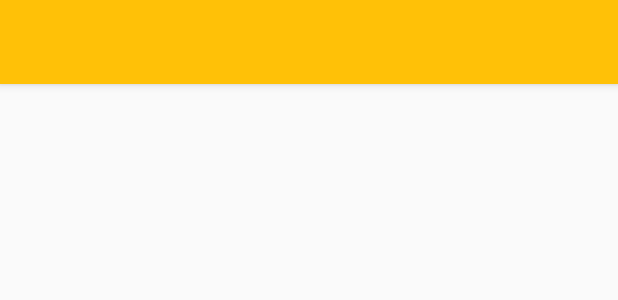
After one commit to dschlimovich/proyectofinal, an Android app: the layout content_mash_exp_history.xml on its own in the app's theme, with its tools: preview values and no code run, on a phone screen of 412 x 824 dp. The commit adds this screen. Shown: the top 300 px of the screen. Run offline under Robolectric (Android 15) with nearby library versions, the phone set to English and light mode, and no system bars.

Commit message:
Basic construction of the MashExperimentActity

```diff
--- a/APP/app/src/main/java/com/example/maceradores/maceracion/activities/MainActivity.java
+++ b/APP/app/src/main/java/com/example/maceradores/maceracion/activities/MainActivity.java
@@ -82,8 +82,7 @@ public class MainActivity extends AppCompatActivity {
             }
         });
 
-
-
+        setToolbar();
 
     } //end OnCreate
 
@@ -111,7 +110,8 @@ public class MainActivity extends AppCompatActivity {
         recyclerView.setHasFixedSize(true);
         recyclerView.setItemAnimator(new DefaultItemAnimator());
 
-        setToolbar();
+
+
     }
 
     private List<Mash> getAllMash() {
--- /dev/null
+++ b/APP/app/src/main/res/layout/content_mash_exp_history.xml
@@ -0,0 +1,21 @@
+<?xml version="1.0" encoding="utf-8"?>
+<LinearLayout android:layout_height="match_parent"
+    android:layout_width="match_parent"
+    xmlns:android="http://schemas.android.com/apk/res/android"
+    android:orientation="vertical">
+
+    <include android:id="@+id/toolbar_MashExpActivity"
+        layout="@layout/toolbar"/>
+
+    <FrameLayout xmlns:android="http://schemas.android.com/apk/res/android"
+        xmlns:tools="http://schemas.android.com/tools"
+        android:layout_width="match_parent"
+        android:layout_height="match_parent"
+        tools:context=".activities.MainActivity">
+
+        <!--Aca van las graficas -->
+
+
+    </FrameLayout>
+
+</LinearLayout>
--- a/APP/app/src/main/res/values/colors.xml
+++ b/APP/app/src/main/res/values/colors.xml
@@ -1,6 +1,12 @@
 <?xml version="1.0" encoding="utf-8"?>
 <resources>
-    <color name="colorPrimary">#008577</color>
-    <color name="colorPrimaryDark">#00574B</color>
-    <color name="colorAccent">#D81B60</color>
+    <color name="colorPrimary">#FFC107</color>
+    <color name="colorPrimaryDark">#FFA000</color>
+    <color name="colorAccent">#795548</color>
+    <color name="textColorPrimary">#000000</color>
 </resources>
+<!--<resources>-->
+<!--<color name="colorPrimary">#008577</color>-->
+<!--<color name="colorPrimaryDark">#00574B</color>-->
+<!--<color name="colorAccent">#D81B60</color>-->
+<!--</resources>-->
--- /dev/null
+++ b/APP/app/src/main/res/values/dimens.xml
@@ -0,0 +1,3 @@
+<resources>
+    <dimen name="fab_margin">16dp</dimen>
+</resources>
--- a/APP/app/src/main/res/values/strings.xml
+++ b/APP/app/src/main/res/values/strings.xml
@@ -10,4 +10,5 @@
 
     <!-- TODO: Remove or change this placeholder text -->
     <string name="hello_blank_fragment">Hello blank fragment</string>
+    <string name="title_activity_mash_exp_history">MashExpHistory</string>
 </resources>
--- a/APP/app/src/main/res/values/styles.xml
+++ b/APP/app/src/main/res/values/styles.xml
@@ -1,11 +1,16 @@
 <resources>
 
     <!-- Base application theme. -->
-    <style name="AppTheme" parent="Theme.AppCompat.Light.NoActionBar">
+    <style name="AppTheme" parent="Theme.AppCompat.DayNight.NoActionBar">
         <!-- Customize your theme here. -->
         <item name="colorPrimary">@color/colorPrimary</item>
         <item name="colorPrimaryDark">@color/colorPrimaryDark</item>
         <item name="colorAccent">@color/colorAccent</item>
+        <item name="android:textColorPrimary">@color/textColorPrimary</item>
     </style>
 
+    <style name="AppTheme.AppBarOverlay" parent="ThemeOverlay.AppCompat.Dark.ActionBar" />
+
+    <style name="AppTheme.PopupOverlay" parent="ThemeOverlay.AppCompat.Light" />
+
 </resources>
```
Also changed, not shown: APP/app/src/main/AndroidManifest.xml (+6 -2 lines), APP/app/src/main/java/com/example/maceradores/maceracion/activities/MashExpHistory.java (added, +43 -0 lines), APP/app/src/main/res/layout/activity_mash_exp_history.xml (added, +33 -0 lines).
